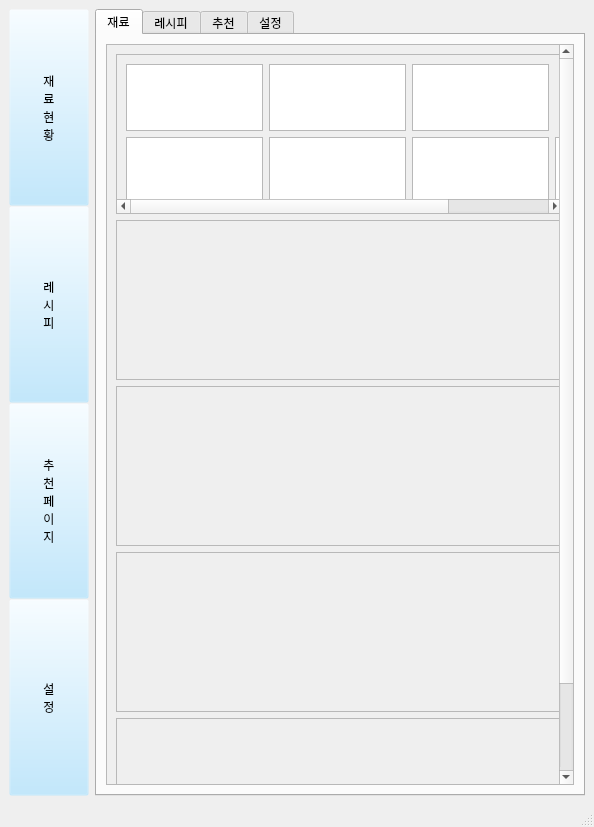
First picture: the form in interface/material_stat.ui, repository lsm-k/team-project, before the edit.
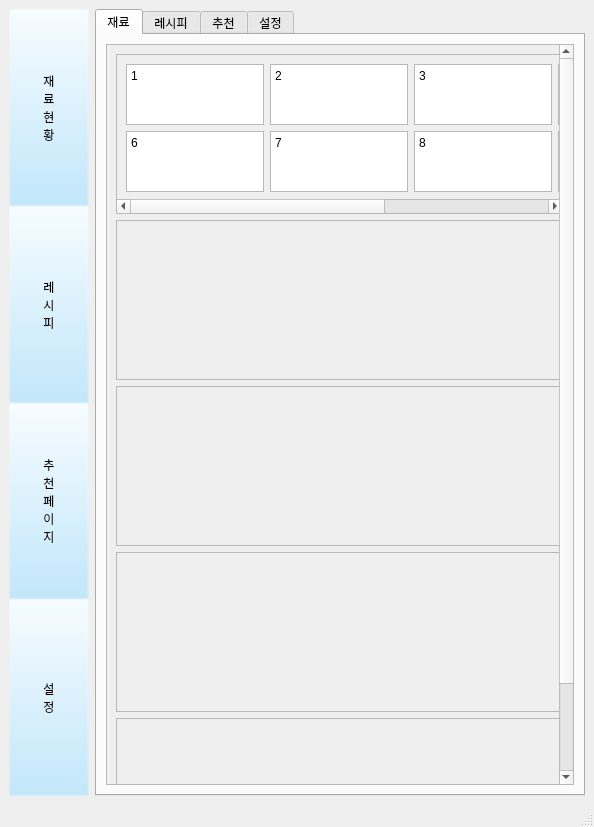
Second picture: the form after the edit.

Patch:
```diff
--- a/interface/material_stat.ui
+++ b/interface/material_stat.ui
@@ -180,10 +180,10 @@
                 <widget class="QWidget" name="scrollAreaWidgetContents_4">
                  <property name="geometry">
                   <rect>
-                   <x>0</x>
+                   <x>-287</x>
                    <y>0</y>
-                   <width>584</width>
-                   <height>158</height>
+                   <width>732</width>
+                   <height>146</height>
                   </rect>
                  </property>
                  <property name="sizePolicy">
@@ -193,116 +193,205 @@
                   </sizepolicy>
                  </property>
                  <layout class="QGridLayout" name="gridLayout_2">
+                  <item row="2" column="6">
+                   <widget class="QTextBrowser" name="textBrowser_11">
+                    <property name="minimumSize">
+                     <size>
+                      <width>138</width>
+                      <height>61</height>
+                     </size>
+                    </property>
+                    <property name="html">
+                     <string>&lt;!DOCTYPE HTML PUBLIC &quot;-//W3C//DTD HTML 4.0//EN&quot; &quot;http://www.w3.org/TR/REC-html40/strict.dtd&quot;&gt;
+&lt;html&gt;&lt;head&gt;&lt;meta name=&quot;qrichtext&quot; content=&quot;1&quot; /&gt;&lt;meta charset=&quot;utf-8&quot; /&gt;&lt;style type=&quot;text/css&quot;&gt;
+p, li { white-space: pre-wrap; }
+hr { height: 1px; border-width: 0; }
+li.unchecked::marker { content: &quot;\2610&quot;; }
+li.checked::marker { content: &quot;\2612&quot;; }
+&lt;/style&gt;&lt;/head&gt;&lt;body style=&quot; font-family:'맑은 고딕'; font-size:9pt; font-weight:400; font-style:normal;&quot;&gt;
+&lt;p style=&quot; margin-top:0px; margin-bottom:0px; margin-left:0px; margin-right:0px; -qt-block-indent:0; text-indent:0px;&quot;&gt;10&lt;/p&gt;&lt;/body&gt;&lt;/html&gt;</string>
+                    </property>
+                   </widget>
+                  </item>
+                  <item row="1" column="6">
+                   <widget class="QTextBrowser" name="textBrowser_21">
+                    <property name="minimumSize">
+                     <size>
+                      <width>138</width>
+                      <height>61</height>
+                     </size>
+                    </property>
+                    <property name="html">
+                     <string>&lt;!DOCTYPE HTML PUBLIC &quot;-//W3C//DTD HTML 4.0//EN&quot; &quot;http://www.w3.org/TR/REC-html40/strict.dtd&quot;&gt;
+&lt;html&gt;&lt;head&gt;&lt;meta name=&quot;qrichtext&quot; content=&quot;1&quot; /&gt;&lt;meta charset=&quot;utf-8&quot; /&gt;&lt;style type=&quot;text/css&quot;&gt;
+p, li { white-space: pre-wrap; }
+hr { height: 1px; border-width: 0; }
+li.unchecked::marker { content: &quot;\2610&quot;; }
+li.checked::marker { content: &quot;\2612&quot;; }
+&lt;/style&gt;&lt;/head&gt;&lt;body style=&quot; font-family:'맑은 고딕'; font-size:9pt; font-weight:400; font-style:normal;&quot;&gt;
+&lt;p style=&quot; margin-top:0px; margin-bottom:0px; margin-left:0px; margin-right:0px; -qt-block-indent:0; text-indent:0px;&quot;&gt;5&lt;/p&gt;&lt;/body&gt;&lt;/html&gt;</string>
+                    </property>
+                   </widget>
+                  </item>
+                  <item row="1" column="4">
+                   <widget class="QTextBrowser" name="textBrowser_8">
+                    <property name="minimumSize">
+                     <size>
+                      <width>138</width>
+                      <height>61</height>
+                     </size>
+                    </property>
+                    <property name="html">
+                     <string>&lt;!DOCTYPE HTML PUBLIC &quot;-//W3C//DTD HTML 4.0//EN&quot; &quot;http://www.w3.org/TR/REC-html40/strict.dtd&quot;&gt;
+&lt;html&gt;&lt;head&gt;&lt;meta name=&quot;qrichtext&quot; content=&quot;1&quot; /&gt;&lt;meta charset=&quot;utf-8&quot; /&gt;&lt;style type=&quot;text/css&quot;&gt;
+p, li { white-space: pre-wrap; }
+hr { height: 1px; border-width: 0; }
+li.unchecked::marker { content: &quot;\2610&quot;; }
+li.checked::marker { content: &quot;\2612&quot;; }
+&lt;/style&gt;&lt;/head&gt;&lt;body style=&quot; font-family:'맑은 고딕'; font-size:9pt; font-weight:400; font-style:normal;&quot;&gt;
+&lt;p style=&quot; margin-top:0px; margin-bottom:0px; margin-left:0px; margin-right:0px; -qt-block-indent:0; text-indent:0px;&quot;&gt;3&lt;/p&gt;&lt;/body&gt;&lt;/html&gt;</string>
+                    </property>
+                   </widget>
+                  </item>
+                  <item row="1" column="5">
+                   <widget class="QTextBrowser" name="textBrowser_19">
+                    <property name="minimumSize">
+                     <size>
+                      <width>138</width>
+                      <height>61</height>
+                     </size>
+                    </property>
+                    <property name="html">
+                     <string>&lt;!DOCTYPE HTML PUBLIC &quot;-//W3C//DTD HTML 4.0//EN&quot; &quot;http://www.w3.org/TR/REC-html40/strict.dtd&quot;&gt;
+&lt;html&gt;&lt;head&gt;&lt;meta name=&quot;qrichtext&quot; content=&quot;1&quot; /&gt;&lt;meta charset=&quot;utf-8&quot; /&gt;&lt;style type=&quot;text/css&quot;&gt;
+p, li { white-space: pre-wrap; }
+hr { height: 1px; border-width: 0; }
+li.unchecked::marker { content: &quot;\2610&quot;; }
+li.checked::marker { content: &quot;\2612&quot;; }
+&lt;/style&gt;&lt;/head&gt;&lt;body style=&quot; font-family:'맑은 고딕'; font-size:9pt; font-weight:400; font-style:normal;&quot;&gt;
+&lt;p style=&quot; margin-top:0px; margin-bottom:0px; margin-left:0px; margin-right:0px; -qt-block-indent:0; text-indent:0px;&quot;&gt;4&lt;/p&gt;&lt;/body&gt;&lt;/html&gt;</string>
+                    </property>
+                   </widget>
+                  </item>
                   <item row="1" column="3">
-                   <widget class="QTextBrowser" name="textBrowser_2">
-                    <property name="sizePolicy">
-                     <sizepolicy hsizetype="Fixed" vsizetype="Fixed">
-                      <horstretch>0</horstretch>
-                      <verstretch>0</verstretch>
-                     </sizepolicy>
-                    </property>
-                    <property name="minimumSize">
-                     <size>
-                      <width>137</width>
-                      <height>67</height>
-                     </size>
-                    </property>
-                   </widget>
-                  </item>
-                  <item row="0" column="3">
                    <widget class="QTextBrowser" name="textBrowser_7">
-                    <property name="sizePolicy">
-                     <sizepolicy hsizetype="Fixed" vsizetype="Fixed">
-                      <horstretch>0</horstretch>
-                      <verstretch>0</verstretch>
-                     </sizepolicy>
-                    </property>
                     <property name="minimumSize">
                      <size>
-                      <width>137</width>
-                      <height>67</height>
+                      <width>138</width>
+                      <height>61</height>
                      </size>
                     </property>
-                   </widget>
-                  </item>
-                  <item row="0" column="1">
-                   <widget class="QTextBrowser" name="textBrowser_4">
-                    <property name="sizePolicy">
-                     <sizepolicy hsizetype="Fixed" vsizetype="Fixed">
-                      <horstretch>0</horstretch>
-                      <verstretch>0</verstretch>
-                     </sizepolicy>
+                    <property name="html">
+                     <string>&lt;!DOCTYPE HTML PUBLIC &quot;-//W3C//DTD HTML 4.0//EN&quot; &quot;http://www.w3.org/TR/REC-html40/strict.dtd&quot;&gt;
+&lt;html&gt;&lt;head&gt;&lt;meta name=&quot;qrichtext&quot; content=&quot;1&quot; /&gt;&lt;meta charset=&quot;utf-8&quot; /&gt;&lt;style type=&quot;text/css&quot;&gt;
+p, li { white-space: pre-wrap; }
+hr { height: 1px; border-width: 0; }
+li.unchecked::marker { content: &quot;\2610&quot;; }
+li.checked::marker { content: &quot;\2612&quot;; }
+&lt;/style&gt;&lt;/head&gt;&lt;body style=&quot; font-family:'맑은 고딕'; font-size:9pt; font-weight:400; font-style:normal;&quot;&gt;
+&lt;p style=&quot; margin-top:0px; margin-bottom:0px; margin-left:0px; margin-right:0px; -qt-block-indent:0; text-indent:0px;&quot;&gt;2&lt;/p&gt;&lt;/body&gt;&lt;/html&gt;</string>
                     </property>
-                    <property name="minimumSize">
-                     <size>
-                      <width>137</width>
-                      <height>67</height>
-                     </size>
-                    </property>
                    </widget>
                   </item>
-                  <item row="1" column="1">
+                  <item row="1" column="2">
                    <widget class="QTextBrowser" name="textBrowser_6">
-                    <property name="sizePolicy">
-                     <sizepolicy hsizetype="Fixed" vsizetype="Fixed">
-                      <horstretch>0</horstretch>
-                      <verstretch>0</verstretch>
-                     </sizepolicy>
+                    <property name="minimumSize">
+                     <size>
+                      <width>138</width>
+                      <height>61</height>
+                     </size>
                     </property>
+                    <property name="html">
+                     <string>&lt;!DOCTYPE HTML PUBLIC &quot;-//W3C//DTD HTML 4.0//EN&quot; &quot;http://www.w3.org/TR/REC-html40/strict.dtd&quot;&gt;
+&lt;html&gt;&lt;head&gt;&lt;meta name=&quot;qrichtext&quot; content=&quot;1&quot; /&gt;&lt;meta charset=&quot;utf-8&quot; /&gt;&lt;style type=&quot;text/css&quot;&gt;
+p, li { white-space: pre-wrap; }
+hr { height: 1px; border-width: 0; }
+li.unchecked::marker { content: &quot;\2610&quot;; }
+li.checked::marker { content: &quot;\2612&quot;; }
+&lt;/style&gt;&lt;/head&gt;&lt;body style=&quot; font-family:'맑은 고딕'; font-size:9pt; font-weight:400; font-style:normal;&quot;&gt;
+&lt;p style=&quot; margin-top:0px; margin-bottom:0px; margin-left:0px; margin-right:0px; -qt-block-indent:0; text-indent:0px;&quot;&gt;1&lt;/p&gt;
+&lt;p style=&quot;-qt-paragraph-type:empty; margin-top:0px; margin-bottom:0px; margin-left:0px; margin-right:0px; -qt-block-indent:0; text-indent:0px;&quot;&gt;&lt;br /&gt;&lt;/p&gt;&lt;/body&gt;&lt;/html&gt;</string>
+                    </property>
+                   </widget>
+                  </item>
+                  <item row="2" column="5">
+                   <widget class="QTextBrowser" name="textBrowser_20">
                     <property name="minimumSize">
                      <size>
-                      <width>137</width>
-                      <height>67</height>
+                      <width>138</width>
+                      <height>61</height>
                      </size>
                     </property>
+                    <property name="html">
+                     <string>&lt;!DOCTYPE HTML PUBLIC &quot;-//W3C//DTD HTML 4.0//EN&quot; &quot;http://www.w3.org/TR/REC-html40/strict.dtd&quot;&gt;
+&lt;html&gt;&lt;head&gt;&lt;meta name=&quot;qrichtext&quot; content=&quot;1&quot; /&gt;&lt;meta charset=&quot;utf-8&quot; /&gt;&lt;style type=&quot;text/css&quot;&gt;
+p, li { white-space: pre-wrap; }
+hr { height: 1px; border-width: 0; }
+li.unchecked::marker { content: &quot;\2610&quot;; }
+li.checked::marker { content: &quot;\2612&quot;; }
+&lt;/style&gt;&lt;/head&gt;&lt;body style=&quot; font-family:'맑은 고딕'; font-size:9pt; font-weight:400; font-style:normal;&quot;&gt;
+&lt;p style=&quot; margin-top:0px; margin-bottom:0px; margin-left:0px; margin-right:0px; -qt-block-indent:0; text-indent:0px;&quot;&gt;9&lt;/p&gt;&lt;/body&gt;&lt;/html&gt;</string>
+                    </property>
                    </widget>
                   </item>
-                  <item row="0" column="2">
+                  <item row="2" column="3">
+                   <widget class="QTextBrowser" name="textBrowser_9">
+                    <property name="minimumSize">
+                     <size>
+                      <width>138</width>
+                      <height>61</height>
+                     </size>
+                    </property>
+                    <property name="html">
+                     <string>&lt;!DOCTYPE HTML PUBLIC &quot;-//W3C//DTD HTML 4.0//EN&quot; &quot;http://www.w3.org/TR/REC-html40/strict.dtd&quot;&gt;
+&lt;html&gt;&lt;head&gt;&lt;meta name=&quot;qrichtext&quot; content=&quot;1&quot; /&gt;&lt;meta charset=&quot;utf-8&quot; /&gt;&lt;style type=&quot;text/css&quot;&gt;
+p, li { white-space: pre-wrap; }
+hr { height: 1px; border-width: 0; }
+li.unchecked::marker { content: &quot;\2610&quot;; }
+li.checked::marker { content: &quot;\2612&quot;; }
+&lt;/style&gt;&lt;/head&gt;&lt;body style=&quot; font-family:'맑은 고딕'; font-size:9pt; font-weight:400; font-style:normal;&quot;&gt;
+&lt;p style=&quot; margin-top:0px; margin-bottom:0px; margin-left:0px; margin-right:0px; -qt-block-indent:0; text-indent:0px;&quot;&gt;7&lt;/p&gt;&lt;/body&gt;&lt;/html&gt;</string>
+                    </property>
+                   </widget>
+                  </item>
+                  <item row="2" column="2">
                    <widget class="QTextBrowser" name="textBrowser_5">
-                    <property name="sizePolicy">
-                     <sizepolicy hsizetype="Fixed" vsizetype="Fixed">
-                      <horstretch>0</horstretch>
-                      <verstretch>0</verstretch>
-                     </sizepolicy>
-                    </property>
                     <property name="minimumSize">
                      <size>
-                      <width>137</width>
-                      <height>67</height>
+                      <width>138</width>
+                      <height>61</height>
                      </size>
                     </property>
-                   </widget>
-                  </item>
-                  <item row="1" column="2">
-                   <widget class="QTextBrowser" name="textBrowser_3">
-                    <property name="sizePolicy">
-                     <sizepolicy hsizetype="Fixed" vsizetype="Fixed">
-                      <horstretch>0</horstretch>
-                      <verstretch>0</verstretch>
-                     </sizepolicy>
+                    <property name="html">
+                     <string>&lt;!DOCTYPE HTML PUBLIC &quot;-//W3C//DTD HTML 4.0//EN&quot; &quot;http://www.w3.org/TR/REC-html40/strict.dtd&quot;&gt;
+&lt;html&gt;&lt;head&gt;&lt;meta name=&quot;qrichtext&quot; content=&quot;1&quot; /&gt;&lt;meta charset=&quot;utf-8&quot; /&gt;&lt;style type=&quot;text/css&quot;&gt;
+p, li { white-space: pre-wrap; }
+hr { height: 1px; border-width: 0; }
+li.unchecked::marker { content: &quot;\2610&quot;; }
+li.checked::marker { content: &quot;\2612&quot;; }
+&lt;/style&gt;&lt;/head&gt;&lt;body style=&quot; font-family:'맑은 고딕'; font-size:9pt; font-weight:400; font-style:normal;&quot;&gt;
+&lt;p style=&quot; margin-top:0px; margin-bottom:0px; margin-left:0px; margin-right:0px; -qt-block-indent:0; text-indent:0px;&quot;&gt;6&lt;/p&gt;&lt;/body&gt;&lt;/html&gt;</string>
                     </property>
-                    <property name="minimumSize">
-                     <size>
-                      <width>137</width>
-                      <height>67</height>
-                     </size>
-                    </property>
                    </widget>
                   </item>
-                  <item row="1" column="4">
-                   <widget class="QTextBrowser" name="textBrowser_8">
-                    <property name="sizePolicy">
-                     <sizepolicy hsizetype="Fixed" vsizetype="Fixed">
-                      <horstretch>0</horstretch>
-                      <verstretch>0</verstretch>
-                     </sizepolicy>
-                    </property>
+                  <item row="2" column="4">
+                   <widget class="QTextBrowser" name="textBrowser_10">
                     <property name="minimumSize">
                      <size>
-                      <width>137</width>
-                      <height>67</height>
+                      <width>138</width>
+                      <height>61</height>
                      </size>
                     </property>
+                    <property name="html">
+                     <string>&lt;!DOCTYPE HTML PUBLIC &quot;-//W3C//DTD HTML 4.0//EN&quot; &quot;http://www.w3.org/TR/REC-html40/strict.dtd&quot;&gt;
+&lt;html&gt;&lt;head&gt;&lt;meta name=&quot;qrichtext&quot; content=&quot;1&quot; /&gt;&lt;meta charset=&quot;utf-8&quot; /&gt;&lt;style type=&quot;text/css&quot;&gt;
+p, li { white-space: pre-wrap; }
+hr { height: 1px; border-width: 0; }
+li.unchecked::marker { content: &quot;\2610&quot;; }
+li.checked::marker { content: &quot;\2612&quot;; }
+&lt;/style&gt;&lt;/head&gt;&lt;body style=&quot; font-family:'맑은 고딕'; font-size:9pt; font-weight:400; font-style:normal;&quot;&gt;
+&lt;p style=&quot; margin-top:0px; margin-bottom:0px; margin-left:0px; margin-right:0px; -qt-block-indent:0; text-indent:0px;&quot;&gt;8&lt;/p&gt;&lt;/body&gt;&lt;/html&gt;</string>
+                    </property>
                    </widget>
                   </item>
                  </layout>
```
